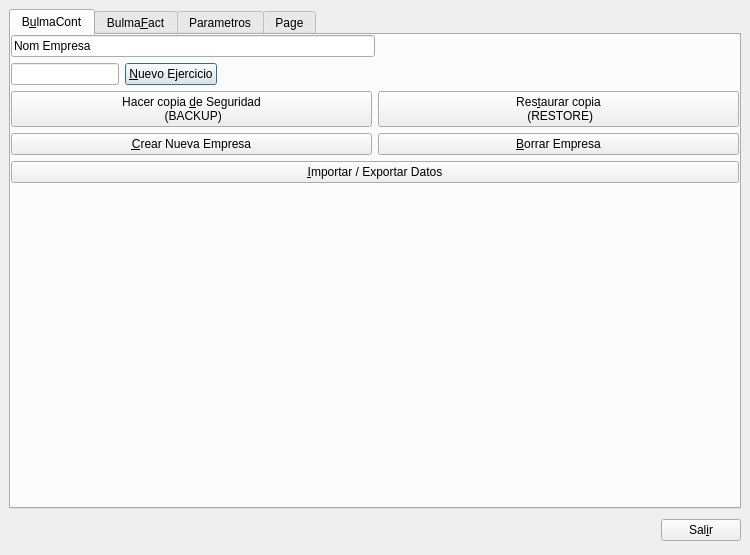
This is bulmages/bulmages/src/comun/configuracion.ui in eboladev/Bulmages-1 as Qt 5 draws it before an edit. The edited form follows.
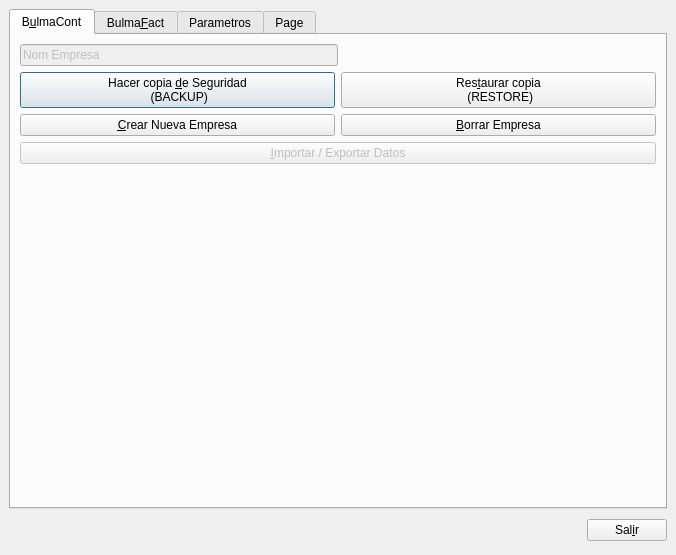
This is the edited form. Icons and pictures are not drawn.

What changed in the file:
```diff
--- a/bulmages/bulmages/src/comun/configuracion.ui
+++ b/bulmages/bulmages/src/comun/configuracion.ui
@@ -5,7 +5,7 @@
    <rect>
     <x>0</x>
     <y>0</y>
-    <width>750</width>
+    <width>676</width>
     <height>555</height>
    </rect>
   </property>
@@ -21,6 +21,9 @@
    </property>
    <item>
     <widget class="QTabWidget" name="m_tab" >
+     <property name="enabled" >
+      <bool>true</bool>
+     </property>
      <property name="tabShape" >
       <enum>QTabWidget::Rounded</enum>
      </property>
@@ -33,7 +36,7 @@
       </attribute>
       <layout class="QVBoxLayout" >
        <property name="margin" >
-        <number>0</number>
+        <number>9</number>
        </property>
        <property name="spacing" >
         <number>6</number>
@@ -49,7 +52,7 @@
          <item>
           <widget class="QLineEdit" name="lineEditA_1" >
            <property name="enabled" >
-            <bool>true</bool>
+            <bool>false</bool>
            </property>
            <property name="toolTip" >
             <string>Nombre de la empresa</string>
@@ -80,54 +83,6 @@
          </item>
         </layout>
        </item>
-       <item>
-        <layout class="QHBoxLayout" >
-         <property name="margin" >
-          <number>0</number>
-         </property>
-         <property name="spacing" >
-          <number>6</number>
-         </property>
-         <item>
-          <widget class="QLineEdit" name="m_ejercicio" >
-           <property name="sizePolicy" >
-            <sizepolicy>
-             <hsizetype>0</hsizetype>
-             <vsizetype>0</vsizetype>
-             <horstretch>0</horstretch>
-             <verstretch>0</verstretch>
-            </sizepolicy>
-           </property>
-          </widget>
-         </item>
-         <item>
-          <widget class="QPushButton" name="pushButtonA_5" >
-           <property name="toolTip" >
-            <string>Crea un nuevo ejercicio contable</string>
-           </property>
-           <property name="text" >
-            <string>&amp;Nuevo Ejercicio</string>
-           </property>
-          </widget>
-         </item>
-         <item>
-          <spacer>
-           <property name="orientation" >
-            <enum>Qt::Horizontal</enum>
-           </property>
-           <property name="sizeType" >
-            <enum>QSizePolicy::Expanding</enum>
-           </property>
-           <property name="sizeHint" >
-            <size>
-             <width>201</width>
-             <height>21</height>
-            </size>
-           </property>
-          </spacer>
-         </item>
-        </layout>
-       </item>
        <item>
         <layout class="QHBoxLayout" >
          <property name="margin" >
@@ -148,7 +103,7 @@
           </widget>
          </item>
          <item>
-          <widget class="QPushButton" name="pushButtonA_4" >
+          <widget class="QPushButton" name="mui_restaurarc" >
            <property name="toolTip" >
             <string>Restaura la copia de seguridad de una empresa</string>
            </property>
@@ -192,6 +147,9 @@
        </item>
        <item>
         <widget class="QPushButton" name="pushButton32" >
+         <property name="enabled" >
+          <bool>false</bool>
+         </property>
          <property name="text" >
           <string>&amp;Importar / Exportar Datos</string>
          </property>
@@ -379,6 +337,9 @@
       </layout>
      </widget>
      <widget class="QWidget" name="TabPage" >
+      <property name="enabled" >
+       <bool>false</bool>
+      </property>
       <attribute name="title" >
        <string>Parametros</string>
       </attribute>
```
Left out of the diff: 52 changed lines with no effect on the pictures.
